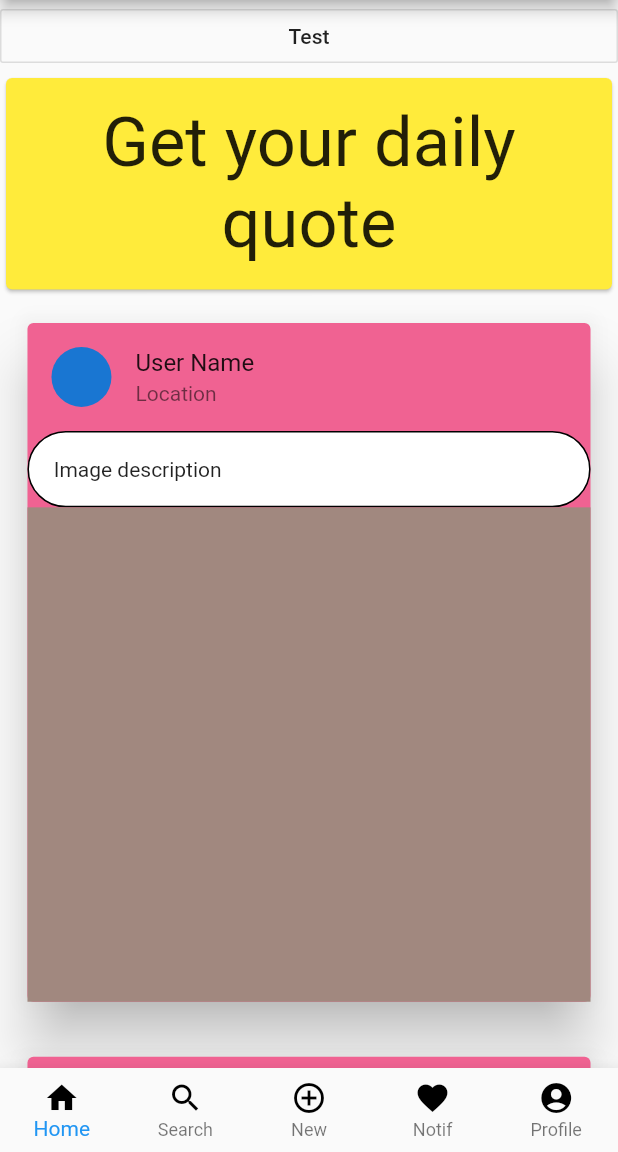
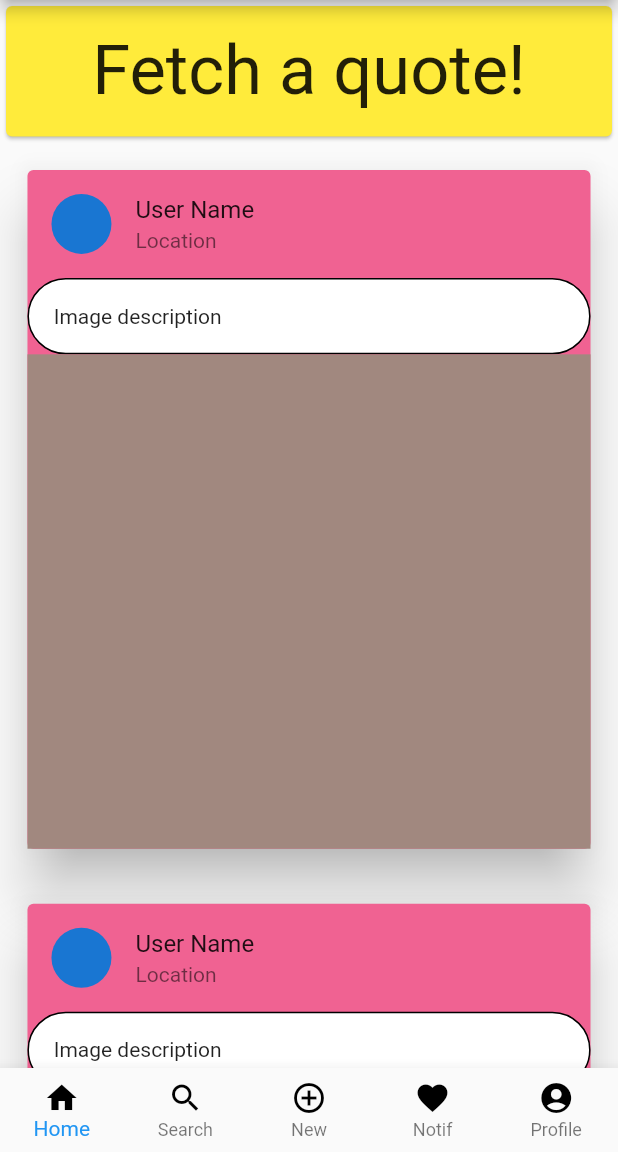
Before and after one commit to Rishabh510/devseek, a Flutter app: the screen it shows after launch, on a phone screen of 412 x 824 dp, the part 84-1236 px from its top. Run offline on Flutter 3.47's test engine with Material 2 defaults, Android fonts, the phone set to English and light mode, and no system bars; our stand-ins replace flutter_screenutil; statements that could not run were skipped.

Commit message:
lesson_11 complete

```diff
--- a/lib/views/homeView.dart
+++ b/lib/views/homeView.dart
@@ -13,11 +13,13 @@ class HomeView extends StatefulWidget {
 
 class _HomeViewState extends State<HomeView> {
   static const url = 'https://api.quotable.io/random';
+  bool quoteLoaded = false;
 
-  Future<void> getRandomQuote() async {
+  Future<String> getRandomQuote() async {
     final response = await http.get(url);
-    print(response.body);
-    // return jsonDecode(response.body);
+    String quote = jsonDecode(response.body)['content'];
+    print(quote);
+    return quote;
   }
 
   @override
@@ -35,22 +37,41 @@ class _HomeViewState extends State<HomeView> {
         child: Column(
           crossAxisAlignment: CrossAxisAlignment.stretch,
           children: [
-            OutlineButton(
-              onPressed: () {
-                getRandomQuote();
-              },
-              child: Text('Test'),
-            ),
-            Card(
+            FutureBuilder(
+              future: (quoteLoaded) ? getRandomQuote() : null,
+              builder: (BuildContext context, AsyncSnapshot<dynamic> snapshot) {
+                if (snapshot.hasData) {
+                  return Card(
                     color: Colors.yellow,
                     child: Padding(
                       padding: EdgeInsets.all(0.04.wp),
                       child: Text(
-                  'Get your daily quote',
+                        '"' + snapshot.data + '"',
                         style: TextStyle(fontSize: 40.sp),
                         textAlign: TextAlign.center,
                       ),
                     ),
+                  );
+                }
+                return GestureDetector(
+                  onTap: () {
+                    setState(() {
+                      quoteLoaded = true;
+                    });
+                  },
+                  child: Card(
+                    color: Colors.yellow,
+                    child: Padding(
+                      padding: EdgeInsets.all(0.04.wp),
+                      child: Text(
+                        'Fetch a quote!',
+                        style: TextStyle(fontSize: 40.sp),
+                        textAlign: TextAlign.center,
+                      ),
+                    ),
+                  ),
+                );
+              },
             ),
             buildPost(),
             buildPost(),
```
Lines whose indentation alone changed are shown as unchanged.
